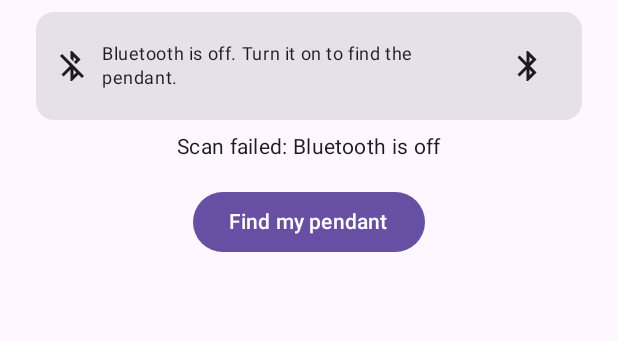
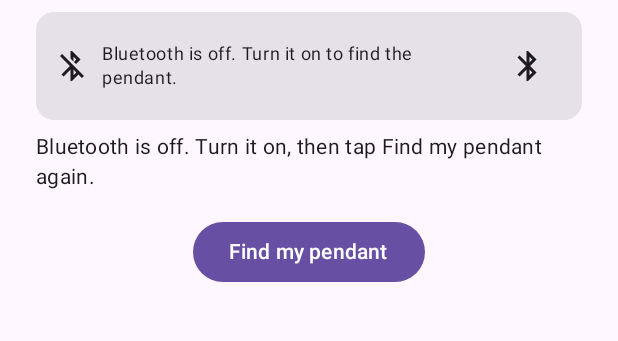
Before and after one commit to marronejohn/pendant-companion, an Android app built with Jetpack Compose: the screen it shows after launch (MainActivity), after a tap on "Find my pendant", on a phone screen of 412 x 824 dp, the part 90-431 px from its top. Run offline under Robolectric (Android 15) with nearby library versions, the phone set to English and light mode, and no system bars.

Commit message:
phase 5.2: live bluetooth state (receiver + scan gate), scanning progress bar, pause/resume/stop playback

```diff
--- a/app/build.gradle.kts
+++ b/app/build.gradle.kts
@@ -14,7 +14,7 @@ android {
         minSdk = 26
         targetSdk = 35
         versionCode = 1
-        versionName = "0.3.1"
+        versionName = "0.3.2"
         ndk { abiFilters += "arm64-v8a" }
     }
     externalNativeBuild {
--- a/app/src/main/java/com/pendantcompanion/MainActivity.kt
+++ b/app/src/main/java/com/pendantcompanion/MainActivity.kt
@@ -83,12 +83,10 @@ fun PendantApp(vm: PendantViewModel = viewModel()) {
     val enableBt = rememberLauncherForActivityResult(
         ActivityResultContracts.StartActivityForResult()
     ) { }
-    val btAdapter = remember {
-        (context.getSystemService(Context.BLUETOOTH_SERVICE) as? BluetoothManager)?.adapter
-    }
+    val btOn by vm.btOn.collectAsState()
     Column(Modifier.fillMaxSize().padding(24.dp), horizontalAlignment = Alignment.CenterHorizontally) {
         Text("Pendant Companion", style = MaterialTheme.typography.headlineMedium)
-        if (btAdapter != null && !btAdapter.isEnabled) {
+        if (!btOn) {
             Spacer(Modifier.height(8.dp))
             Card(Modifier.fillMaxWidth()) {
                 Row(Modifier.padding(12.dp), verticalAlignment = Alignment.CenterVertically) {
@@ -106,7 +104,7 @@ fun PendantApp(vm: PendantViewModel = viewModel()) {
         Text(
             when (val s = state) {
                 is Idle -> "No pendant connected"
-                is Scanning -> "Scanning for your LS-PT-01..."
+                is Scanning -> "Scanning for your LS-PT-01... (wake the pendant if its light is off)"
                 is ScanResults -> "${s.hits.size} pendant candidate(s) found"
                 is Connecting -> "Connecting to ${s.deviceName}..."
                 is Connected -> "Connected: ${s.deviceName}"
@@ -114,6 +112,11 @@ fun PendantApp(vm: PendantViewModel = viewModel()) {
             },
             style = MaterialTheme.typography.bodyMedium,
         )
+        if (state is PendantViewModel.State.Scanning ||
+            state is PendantViewModel.State.Connecting) {
+            Spacer(Modifier.height(8.dp))
+            LinearProgressIndicator(Modifier.fillMaxWidth())
+        }
         Spacer(Modifier.height(16.dp))
 
         when (val s = state) {
@@ -238,10 +241,26 @@ fun SessionsCard(vm: PendantViewModel) {
                                 )
                             }
                             val hasTranscript = remember(sess.session) { vm.transcriptFile(sess.session).exists() }
+                            val paused = player is PendantViewModel.PlayerState.Paused &&
+                                (player as PendantViewModel.PlayerState.Paused).session == sess.session
                             IconButton({ vm.playSession(sess.session) },
                                        enabled = player !is PendantViewModel.PlayerState.Decoding) {
-                                Icon(if (playing) Icons.Filled.Stop else Icons.Filled.PlayArrow,
-                                     contentDescription = if (playing) "Stop" else "Play")
+                                Icon(
+                                    when {
+                                        playing -> Icons.Filled.Pause
+                                        paused -> Icons.Filled.PlayArrow
+                                        else -> Icons.Filled.PlayArrow
+                                    },
+                                    contentDescription = when {
+                                        playing -> "Pause"
+                                        paused -> "Resume"
+                                        else -> "Play"
+                                    })
+                            }
+                            if (paused) {
+                                IconButton({ vm.stopPlayback() }) {
+                                    Icon(Icons.Filled.Stop, contentDescription = "Stop")
+                                }
                             }
                             IconButton({ vm.exportSession(sess.session) },
                                        enabled = player !is PendantViewModel.PlayerState.Decoding) {
--- a/app/src/main/java/com/pendantcompanion/ui/PendantViewModel.kt
+++ b/app/src/main/java/com/pendantcompanion/ui/PendantViewModel.kt
@@ -3,6 +3,13 @@ package com.pendantcompanion.ui
 import android.app.Application
 import android.bluetooth.BluetoothDevice
 import androidx.lifecycle.AndroidViewModel
+import android.bluetooth.BluetoothAdapter
+import android.bluetooth.BluetoothManager
+import android.content.BroadcastReceiver
+import android.content.Context
+import android.content.Intent
+import android.content.IntentFilter
+import androidx.core.content.ContextCompat
 import com.pendantcompanion.ble.PendantGattClient
 import com.pendantcompanion.ble.PendantScanHit
 import com.pendantcompanion.ble.PendantScanner
@@ -73,6 +80,29 @@ class PendantViewModel(app: Application) : AndroidViewModel(app) {
     private val syncProgress = MutableStateFlow<SyncProgress?>(null)
     val sync: StateFlow<SyncProgress?> = syncProgress
 
+    /** Live Bluetooth on/off state, updated by a system broadcast receiver. */
+    private val _btOn = MutableStateFlow(btAdapterNow() ?: false)
+    val btOn: StateFlow<Boolean> = _btOn
+    private val btReceiver = object : BroadcastReceiver() {
+        override fun onReceive(ctx: Context, intent: Intent) {
+            if (intent.action == BluetoothAdapter.ACTION_STATE_CHANGED) {
+                _btOn.value = btAdapterNow() ?: false
+            }
+        }
+    }
+
+    private fun btAdapterNow(): Boolean? =
+        (getApplication<Application>().getSystemService(Context.BLUETOOTH_SERVICE) as? BluetoothManager)
+            ?.adapter?.let { it.isEnabled }
+
+    init {
+        ContextCompat.registerReceiver(
+            getApplication(), btReceiver,
+            IntentFilter(BluetoothAdapter.ACTION_STATE_CHANGED),
+            ContextCompat.RECEIVER_NOT_EXPORTED,
+        )
+    }
+
     /** One pendant recording session found among the saved flash pages. */
     data class SessionInfo(
         val session: Int, val pages: Int, val frames: Long, val durationSec: Long,
@@ -85,6 +115,7 @@ class PendantViewModel(app: Application) : AndroidViewModel(app) {
         object Idle : PlayerState
         data class Decoding(val session: Int, val done: Int, val total: Int) : PlayerState
         data class Playing(val session: Int) : PlayerState
+        data class Paused(val session: Int) : PlayerState
         data class PlayerError(val message: String) : PlayerState
     }
 
@@ -95,6 +126,11 @@ class PendantViewModel(app: Application) : AndroidViewModel(app) {
 
     fun startScan() {
         if (_state.value is State.Scanning) return
+        val bt = btAdapterNow()
+        if (bt == false) {
+            _state.value = State.Error("Bluetooth is off. Turn it on, then tap Find my pendant again.")
+            return
+        }
         _state.value = State.Scanning
         scanner = scanner ?: PendantScanner(getApplication())
         val hits = mutableListOf<PendantScanHit>()
@@ -368,7 +404,17 @@ class PendantViewModel(app: Application) : AndroidViewModel(app) {
     /** Decode (once) and play a recording session. Tap again to stop. */
     fun playSession(session: Int) {
         val current = _player.value
-        if (current is PlayerState.Playing && current.session == session) { stopPlayback(); return }
+        if (current is PlayerState.Playing && current.session == session) {
+            // pause, keep position
+            try { mediaPlayer?.pause() } catch (_: Exception) {}
+            _player.value = PlayerState.Paused(session)
+            return
+        }
+        if (current is PlayerState.Paused && current.session == session) {
+            try { mediaPlayer?.start() } catch (_: Exception) {}
+            _player.value = PlayerState.Playing(session)
+            return
+        }
         if (decodeJob?.isActive == true) return
         stopPlayback()
         decodeJob = scope.launch(Dispatchers.IO) {
```
